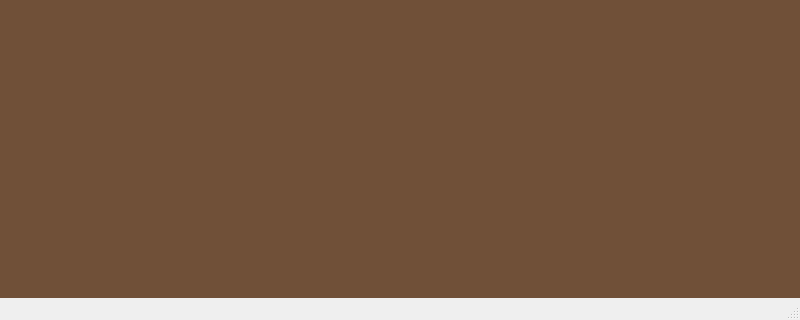
Before: the Qt Designer form widget/basemainwindow.ui in Holence/Chess, drawn with Qt 5; both pictures show x 0 to 800 and y 526 to 846 of the 800 by 846 pixel window.
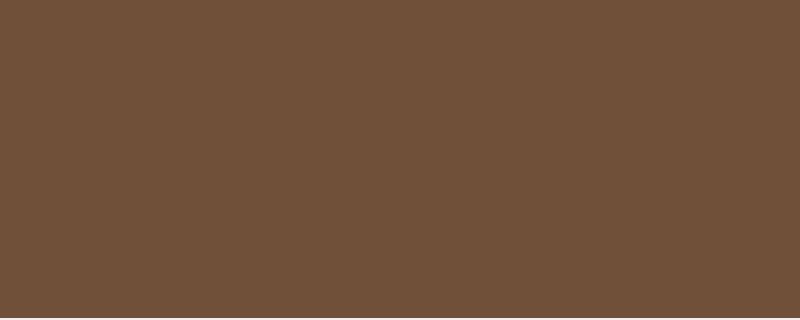
After: the same form once the commit is applied.

The edit to the form file:
```diff
--- a/widget/basemainwindow.ui
+++ b/widget/basemainwindow.ui
@@ -21,7 +21,7 @@
     </size>
    </property>
    <property name="styleSheet">
-    <string notr="true">background-color: rgb(112, 80, 56)</string>
+    <string notr="true">#centralwidget {background-color: rgb(112, 80, 56);}</string>
    </property>
    <layout class="QVBoxLayout" name="verticalLayout">
     <property name="spacing">
@@ -112,7 +112,6 @@
    </widget>
    <addaction name="menuGame"/>
   </widget>
-  <widget class="QStatusBar" name="statusBar"/>
   <action name="actionFilp_Board">
    <property name="text">
     <string>Filp Board</string>
```
